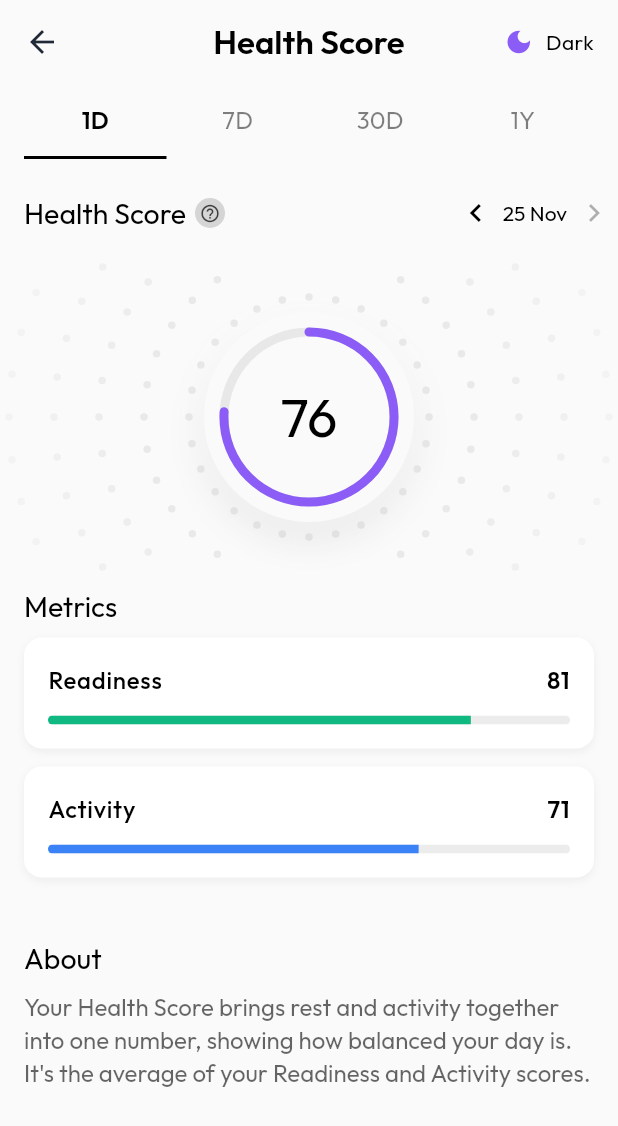
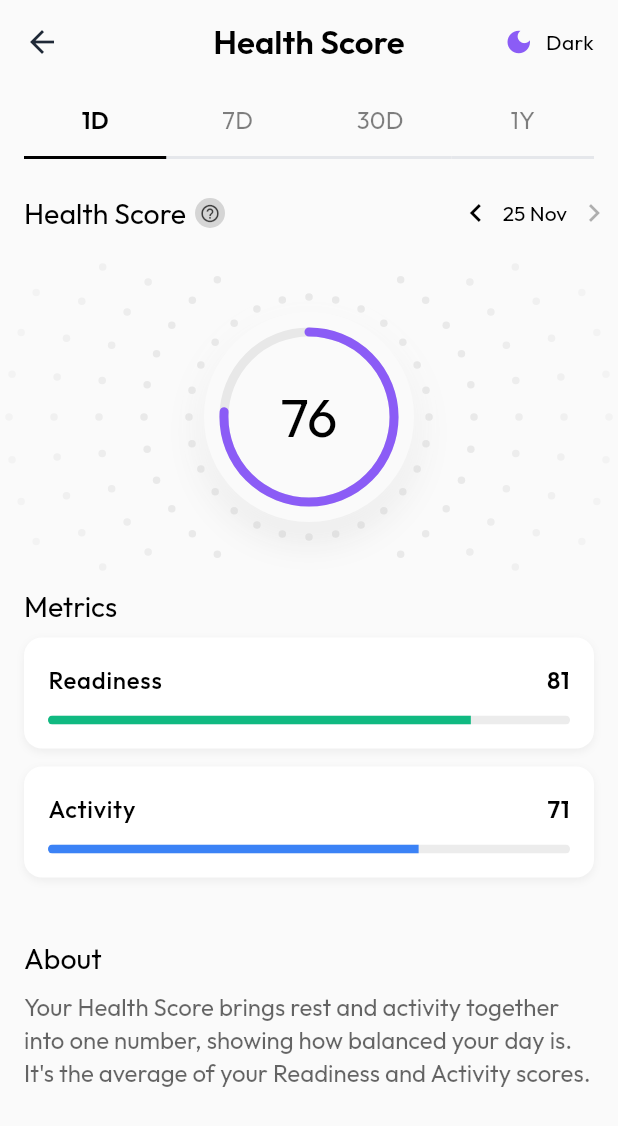
Before and after one commit to emeban44/rolla_fitness_app_demo, a Flutter app: the screen it shows after launch, after a tap on "Health Score", on a phone screen of 412 x 824 dp. Shown: the top 1126 px of the screen. Run offline on Flutter 3.47's test engine with Material 3 defaults, Android fonts, the phone set to English and light mode, and no system bars; our stand-ins replace dartz, equatable, fl_chart, flutter_bloc, freezed_annotation, get_it and 2 more.

Commit message:
timeframe selector disabled color

```diff
--- a/lib/features/scores/presentation/widgets/timeframe_selector.dart
+++ b/lib/features/scores/presentation/widgets/timeframe_selector.dart
@@ -81,7 +81,7 @@ class TimeframeTab extends StatelessWidget {
                 color: isSelected
                     ? Theme.of(context).textTheme.bodyLarge?.color ??
                         Colors.black
-                    : Colors.transparent,
+                    : Theme.of(context).dividerColor,
                 width: 2,
               ),
             ),
```
